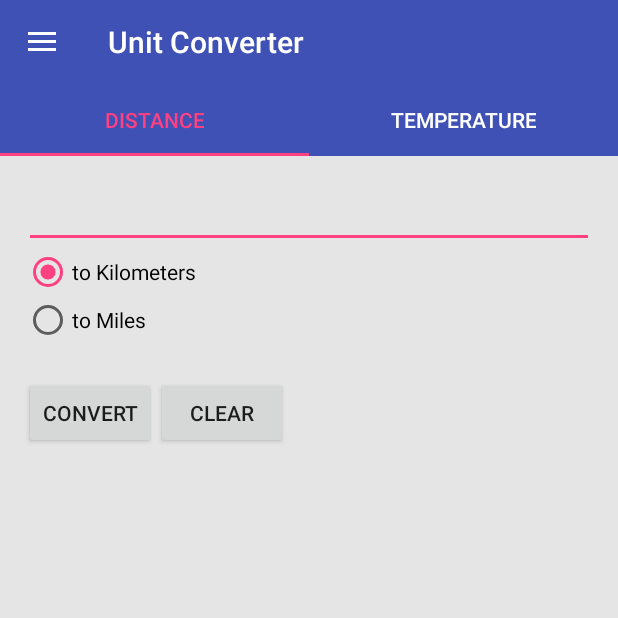
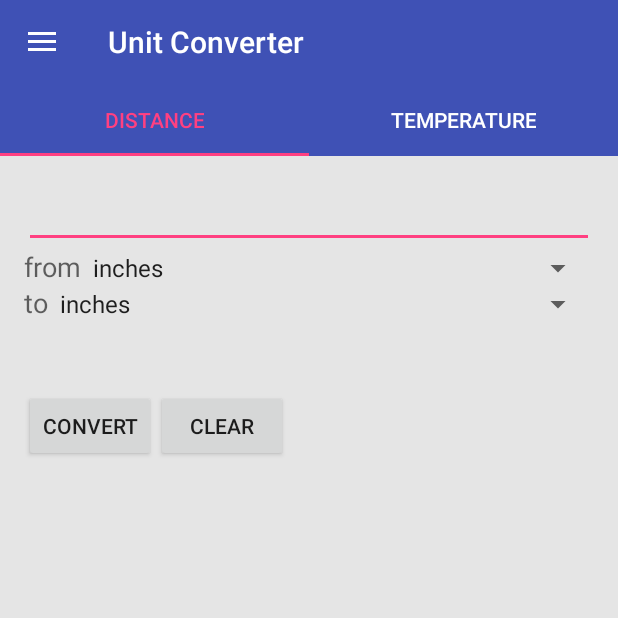
Before and after one commit to kevinwilde/UnitConverter, an Android app: the screen it shows after launch (MainActivity), in the side drawer, after a tap on "Temperature", on a phone screen of 412 x 824 dp, the top half of it. Run offline under Robolectric (Android 15) with nearby library versions, the phone set to English and light mode, and no system bars.

Commit message:
More options for distance conversion

```diff
--- a/app/src/main/java/kevinwilde/unitconverter/DistanceFragment.java
+++ b/app/src/main/java/kevinwilde/unitconverter/DistanceFragment.java
@@ -1,15 +1,21 @@
 package kevinwilde.unitconverter;
 
 import android.os.Bundle;
+import android.support.annotation.NonNull;
 import android.support.annotation.Nullable;
 import android.support.v4.app.Fragment;
 import android.view.LayoutInflater;
 import android.view.View;
 import android.view.ViewGroup;
+import android.widget.ArrayAdapter;
 import android.widget.Button;
 import android.widget.EditText;
-import android.widget.RadioButton;
+import android.widget.Spinner;
+import android.widget.TextView;
 import android.widget.Toast;
+
+import java.util.HashMap;
+
 
 /**
  * Created by Kevin Wilde on 11/12/2015.
@@ -17,20 +23,43 @@ import android.widget.Toast;
 public class DistanceFragment extends Fragment implements View.OnClickListener {
 
     private EditText input;
+    private Spinner toSpinner;
+    private Spinner fromSpinner;
+    private TextView answer;
     private Button btnConvert;
     private Button btnClear;
-    private RadioButton rbKtoM;
-    private RadioButton rbMtoK;
+    private HashMap<String, HashMap<String, Integer>> distanceMultipliers = new HashMap<String, HashMap<String, Integer>>();
+
+    private void populateDistanceMultipliers() {
+        String[] distanceUnits = getResources().getStringArray(R.array.distance_units_array);
+        HashMap<String, Integer> temp = new HashMap<String, Integer>();
+
+        for (String item1 : distanceUnits) {
+            for (String item2 : distanceUnits) {
+                temp.put(item2, 2);
+                distanceMultipliers.put(item1, temp);
+            }
+        }
+
+    };
 
     @Nullable
     @Override
     public View onCreateView(LayoutInflater inflater, ViewGroup container, Bundle savedInstanceState) {
+        populateDistanceMultipliers();
         View v = inflater.inflate(R.layout.distance_layout,null);
         input = (EditText) v.findViewById(R.id.inputValue);
+        toSpinner = (Spinner) v.findViewById(R.id.toSpinner);
+        fromSpinner = (Spinner) v.findViewById(R.id.fromSpinner);
+        answer = (TextView) v.findViewById(R.id.answer);
         btnConvert = (Button) v.findViewById(R.id.btnConvert);
         btnClear = (Button) v.findViewById(R.id.btnClear);
-        rbKtoM = (RadioButton) v.findViewById(R.id.radioKtoM);
-        rbMtoK = (RadioButton) v.findViewById(R.id.radioMtoK);
+
+        ArrayAdapter<CharSequence> adapter = ArrayAdapter.createFromResource(this.getActivity(), R.array.distance_units_array, android.R.layout.simple_spinner_item);
+        adapter.setDropDownViewResource(android.R.layout.simple_spinner_dropdown_item);
+        toSpinner.setAdapter(adapter);
+        fromSpinner.setAdapter(adapter);
+
         btnConvert.setOnClickListener(this);
         btnClear.setOnClickListener(this);
         return v;
@@ -44,30 +73,21 @@ public class DistanceFragment extends Fragment implements View.OnClickListener {
                     Toast.makeText(getActivity(), R.string.invalid_input, Toast.LENGTH_LONG).show();
                 }
                 else {
-                    float temp = Float.parseFloat(input.getText().toString());
-                    if (rbKtoM.isChecked()) {
-                        input.setText(String.valueOf(convertKtoM(temp)));
-                        rbKtoM.setChecked(false);
-                        rbMtoK.setChecked(true);
-                    }
-                    else if (rbMtoK.isChecked()) {
-                        input.setText(String.valueOf(convertMtoK(temp)));
-                        rbKtoM.setChecked(true);
-                        rbMtoK.setChecked(false);
-                    }
+                    float inpVal = Float.parseFloat(input.getText().toString());
+                    String fromUnit = fromSpinner.getSelectedItem().toString();
+                    String toUnit = toSpinner.getSelectedItem().toString();
+                    float ans = inpVal * distanceMultipliers.get(fromUnit).get(toUnit);
+                    answer.setText(Float.toString(ans) + " " + toUnit);
                 }
                 break;
             case R.id.btnClear:
                 input.setText("");
+                answer.setText("");
                 break;
         }
     }
 
-    private float convertKtoM(float k) {
-        return (float) (k * 0.621371);
-    }
 
-    private float convertMtoK(float m) {
-        return (float) (m * 1.60934);
-    }
+
+
 }
--- a/app/src/main/java/kevinwilde/unitconverter/MainActivity.java
+++ b/app/src/main/java/kevinwilde/unitconverter/MainActivity.java
@@ -42,7 +42,7 @@ public class MainActivity extends AppCompatActivity {
          */
 
         mDrawerLayout = (DrawerLayout) findViewById(R.id.drawerLayout);
-        mNavigationView = (NavigationView) findViewById(R.id.shitstuff) ;
+        mNavigationView = (NavigationView) findViewById(R.id.navView) ;
 
         /**
          * Lets inflate the very first fragment
@@ -61,19 +61,20 @@ public class MainActivity extends AppCompatActivity {
             public boolean onNavigationItemSelected(MenuItem menuItem) {
                 mDrawerLayout.closeDrawers();
 
+                FragmentTransaction fragmentTransaction = mFragmentManager.beginTransaction();
+                switch (menuItem.getItemId()) {
+                    case R.id.nav_item_distance:
+                        fragmentTransaction.replace(R.id.containerView, new TabFragment());
+                        break;
 
+                    case R.id.nav_item_temp:
+                        fragmentTransaction.replace(R.id.containerView, new TabFragment()).commit();
+                        break;
 
-                if (menuItem.getItemId() == R.id.nav_item_distance) {
-                    FragmentTransaction fragmentTransaction = mFragmentManager.beginTransaction();
-                    fragmentTransaction.replace(R.id.containerView,new TabFragment()).commit();
-
+                    case R.id.nav_item_settings:
+                        fragmentTransaction.replace(R.id.containerView, new SettingsFragment()).commit();
+                        break;
                 }
-
-                if (menuItem.getItemId() == R.id.nav_item_temp) {
-                    FragmentTransaction fragmentTransaction = mFragmentManager.beginTransaction();
-                    fragmentTransaction.replace(R.id.containerView,new TabFragment()).commit();
-                }
-
                 return false;
             }
 
--- /dev/null
+++ b/app/src/main/java/kevinwilde/unitconverter/SettingsFragment.java
@@ -0,0 +1,26 @@
+package kevinwilde.unitconverter;
+
+import android.os.Bundle;
+import android.support.annotation.Nullable;
+import android.support.design.widget.TabLayout;
+import android.support.v4.app.Fragment;
+import android.support.v4.app.FragmentManager;
+import android.support.v4.app.FragmentPagerAdapter;
+import android.support.v4.view.ViewPager;
+import android.view.LayoutInflater;
+import android.view.View;
+import android.view.ViewGroup;
+
+/**
+ * Created by Kevin Wilde on 11/13/2015.
+ */
+public class SettingsFragment extends Fragment {
+
+    @Nullable
+    @Override
+    public View onCreateView(LayoutInflater inflater, ViewGroup container, Bundle savedInstanceState) {
+        View v = inflater.inflate(R.layout.settings_layout, null);
+        return v;
+    }
+
+}
--- a/app/src/main/res/layout/content_main.xml
+++ b/app/src/main/res/layout/content_main.xml
@@ -27,10 +27,10 @@
 
 
         <FrameLayout
+            android:id="@+id/containerView"
             android:orientation="vertical"
             android:layout_width="match_parent"
-            android:layout_height="match_parent"
-            android:id="@+id/containerView">
+            android:layout_height="match_parent">
         </FrameLayout>
 
 
@@ -41,7 +41,7 @@
             android:layout_width="wrap_content"
             android:layout_height="match_parent"
             android:layout_gravity="start"
-            android:id="@+id/shitstuff"
+            android:id="@+id/navView"
             app:itemTextColor="@color/colorPrimaryDark"
             app:menu="@menu/drawer_menu"
             android:layout_marginTop="-24dp"
--- a/app/src/main/res/layout/distance_layout.xml
+++ b/app/src/main/res/layout/distance_layout.xml
@@ -19,26 +19,50 @@
         android:ems="10"
         android:inputType="numberDecimal|numberSigned" />
 
-    <RadioGroup
-        android:id="@+id/radioGroup1"
+
+    <LinearLayout
+        android:layout_width="match_parent"
+        android:layout_height="wrap_content"
+        android:orientation="horizontal">
+
+        <TextView
+            android:layout_width="wrap_content"
+            android:layout_height="match_parent"
+            android:gravity="center_vertical"
+            android:textAppearance="?android:attr/textAppearanceMedium"
+            android:text="@string/from" />
+
+        <Spinner
+            android:layout_width="match_parent"
+            android:layout_height="wrap_content"
+            android:id="@+id/fromSpinner" />
+
+    </LinearLayout>
+
+    <LinearLayout
+        android:layout_width="match_parent"
+        android:layout_height="wrap_content"
+        android:orientation="horizontal">
+
+        <TextView
+            android:layout_width="wrap_content"
+            android:layout_height="match_parent"
+            android:gravity="center_vertical"
+            android:textAppearance="?android:attr/textAppearanceMedium"
+            android:text="@string/to" />
+
+        <Spinner
+            android:layout_width="match_parent"
+            android:layout_height="wrap_content"
+            android:id="@+id/toSpinner" />
+
+    </LinearLayout>
+
+    <TextView
         android:layout_width="wrap_content"
         android:layout_height="wrap_content"
-        android:layout_alignStart="@+id/editText1"
-        android:layout_alignLeft="@+id/editText1">
-
-        <RadioButton
-            android:id="@+id/radioMtoK"
-            android:layout_width="wrap_content"
-            android:layout_height="wrap_content"
-            android:checked="true"
-            android:text="@string/to_kilometers" />
-
-        <RadioButton
-            android:id="@+id/radioKtoM"
-            android:layout_width="wrap_content"
-            android:layout_height="wrap_content"
-            android:text="@string/to_miles" />
-    </RadioGroup>
+        android:textAppearance="?android:attr/textAppearanceMedium"
+        android:id="@+id/answer" />
 
     <LinearLayout
         android:layout_width="match_parent"
--- /dev/null
+++ b/app/src/main/res/layout/settings_layout.xml
@@ -0,0 +1,6 @@
+<?xml version="1.0" encoding="utf-8"?>
+<LinearLayout xmlns:android="http://schemas.android.com/apk/res/android"
+    android:orientation="vertical" android:layout_width="match_parent"
+    android:layout_height="match_parent">
+
+</LinearLayout>
--- a/app/src/main/res/menu/drawer_menu.xml
+++ b/app/src/main/res/menu/drawer_menu.xml
@@ -26,9 +26,10 @@
 
     <group android:id="@+id/group_settings_id">
 
-        <item android:title="Settings" />
+        <item android:title="Settings"
+            android:id="@+id/nav_item_settings"/>
             <!--android:icon="@drawable/settings"/>-->
-        <item android:title="Help" />
+        <!--<item android:title="Help" />-->
             <!--android:icon="@drawable/help"/>-->
     </group>
 
--- a/app/src/main/res/values/strings.xml
+++ b/app/src/main/res/values/strings.xml
@@ -5,9 +5,22 @@
     <string name="clear">Clear</string>
     <string name="invalid_input">Please enter a number</string>
 
+    <string name="to">to</string>
+    <string name="from">from</string>
+
     <string name="distance">Distance</string>
-    <string name="to_kilometers">to Kilometers</string>
-    <string name="to_miles">to Miles</string>
+    <string-array name="distance_units_array">
+        <item>inches</item>
+        <item>feet</item>
+        <item>yards</item>
+        <item>miles</item>
+        <item>centimeters</item>
+        <item>meters</item>
+        <item>kilometers</item>
+        <item>millimeters</item>
+        <item>micrometers</item>
+        <item>nanometers</item>
+    </string-array>
 
     <string name="temperature">Temperature</string>
     <string name="to_celsius">to Celsius</string>
```
